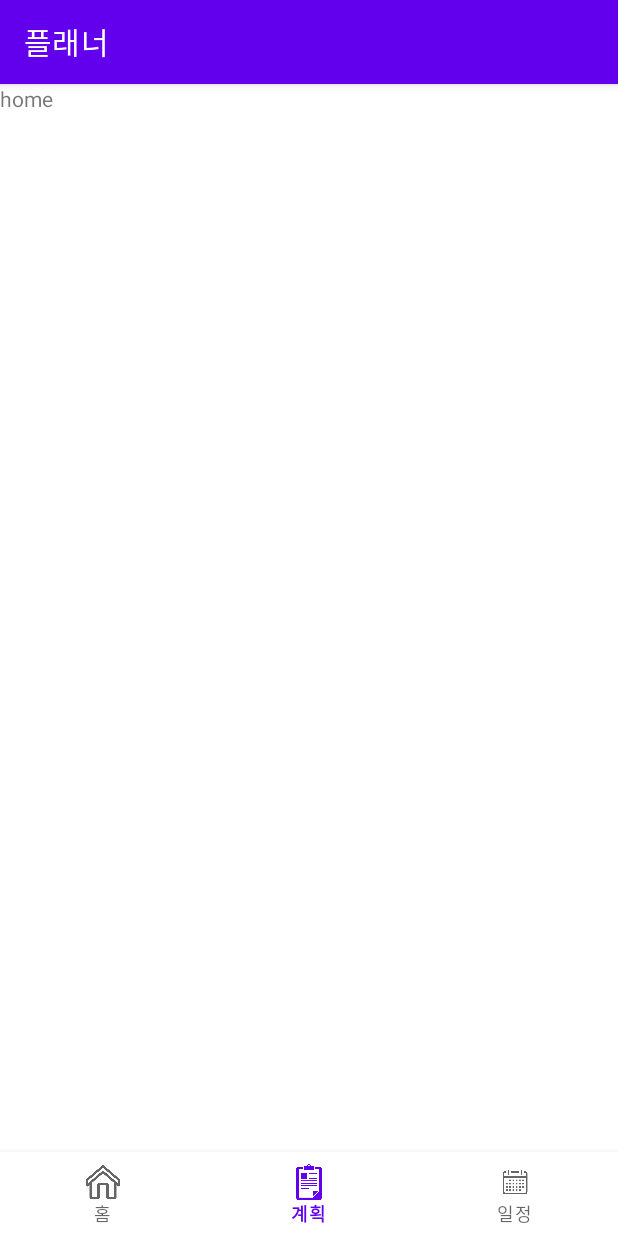
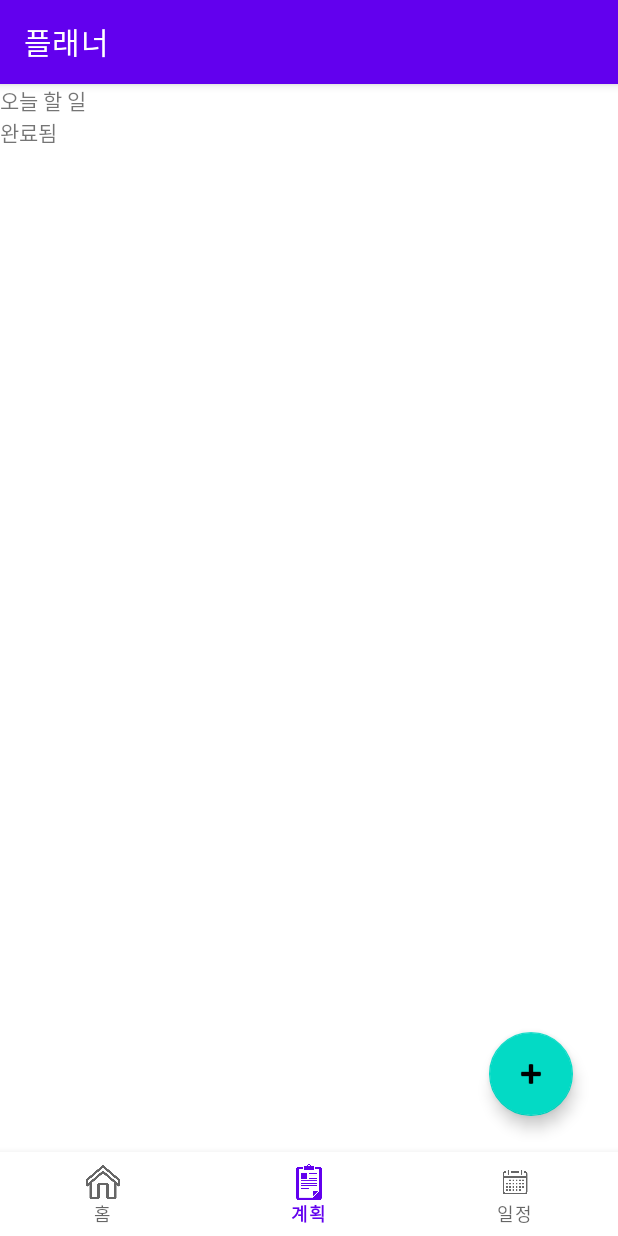
Before and after one commit to chung629/PlannerForPlanman, an Android app: the screen it shows after launch (MainActivity), item 2 of the bottom bar chosen, on a phone screen of 412 x 824 dp. Run offline under Robolectric (Android 15) with nearby library versions, the light colour scheme and no system bars; libraries missing offline, so code that uses them is left out: com.prolificinteractive.materialcalendarview.

Commit message:
add_plan xml complete

```diff
--- a/app/src/main/res/layout/fragment__home.xml
+++ b/app/src/main/res/layout/fragment__home.xml
@@ -26,6 +26,6 @@
         android:layout_marginRight="30dp"
         android:clickable="true"
         android:src="@android:drawable/ic_input_add"
-        android:contentDescription="TODO" />
+        />
 
 </FrameLayout>
--- a/app/src/main/res/layout/fragment_add_plan_page.xml
+++ b/app/src/main/res/layout/fragment_add_plan_page.xml
@@ -1,14 +1,55 @@
 <?xml version="1.0" encoding="utf-8"?>
 <FrameLayout xmlns:android="http://schemas.android.com/apk/res/android"
+    xmlns:app="http://schemas.android.com/apk/res-auto"
     xmlns:tools="http://schemas.android.com/tools"
     android:layout_width="match_parent"
     android:layout_height="match_parent"
     tools:context=".Fragment_addPlanPage">
 
-    <!-- TODO: Update blank fragment layout -->
-    <TextView
+    <LinearLayout
         android:layout_width="match_parent"
         android:layout_height="match_parent"
-        android:text="home" />
+        android:orientation="vertical">
 
+        <TextView
+            android:id="@+id/textView3"
+            android:layout_width="match_parent"
+            android:layout_height="wrap_content"
+            android:text="오늘 할 일" />
+
+        <ScrollView
+            android:layout_width="match_parent"
+            android:layout_height="wrap_content">
+
+            <LinearLayout
+                android:layout_width="match_parent"
+                android:layout_height="wrap_content"
+                android:orientation="vertical">
+
+                <androidx.recyclerview.widget.RecyclerView
+                    android:layout_width="match_parent"
+                    android:layout_height="wrap_content">
+
+                </androidx.recyclerview.widget.RecyclerView>
+
+                <TextView
+                    android:id="@+id/textView5"
+                    android:layout_width="wrap_content"
+                    android:layout_height="wrap_content"
+                    android:text="완료됨" />
+            </LinearLayout>
+        </ScrollView>
+
+    </LinearLayout>
+
+    <com.google.android.material.floatingactionbutton.FloatingActionButton
+        android:id="@+id/fab"
+        android:layout_width="wrap_content"
+        android:layout_height="wrap_content"
+        android:layout_gravity="bottom|right"
+        android:layout_marginRight="30dp"
+        android:layout_marginBottom="80dp"
+        android:clickable="true"
+        android:contentDescription="TODO"
+        android:src="@android:drawable/ic_input_add" />
 </FrameLayout>
--- /dev/null
+++ b/app/src/main/res/layout/item_add_plan.xml
@@ -0,0 +1,6 @@
+<?xml version="1.0" encoding="utf-8"?>
+<androidx.constraintlayout.widget.ConstraintLayout
+    xmlns:android="http://schemas.android.com/apk/res/android" android:layout_width="match_parent"
+    android:layout_height="match_parent">
+
+</androidx.constraintlayout.widget.ConstraintLayout>
```
